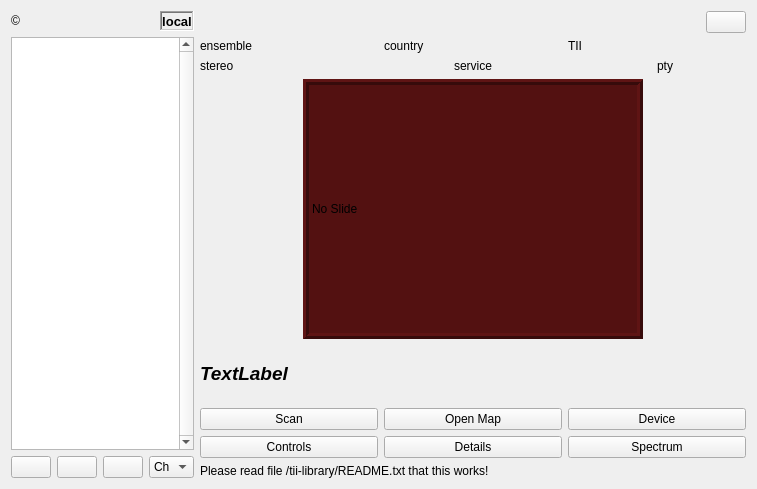
Old version of the form forms/dabradio.ui in the repository tomneda/DABstar.
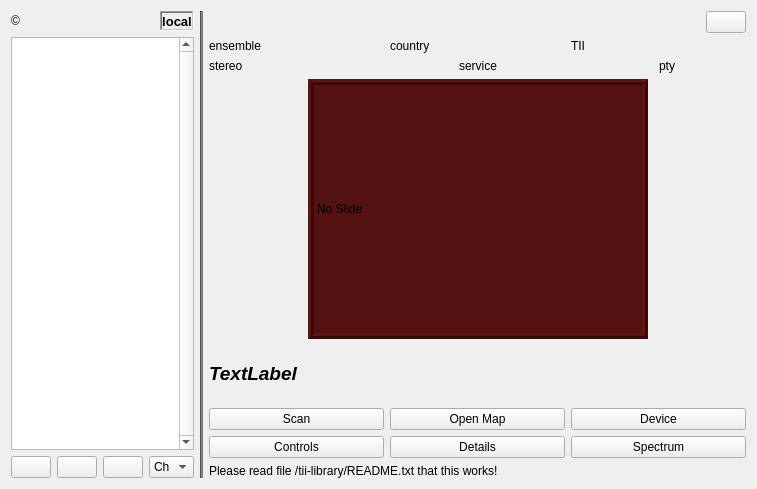
New version of the form. Icons and pictures are not drawn.

Commit message: Provide fix of station distance label

The edit to the form file:
```diff
--- a/forms/dabradio.ui
+++ b/forms/dabradio.ui
@@ -16,7 +16,7 @@
     <verstretch>0</verstretch>
    </sizepolicy>
   </property>
-  <layout class="QHBoxLayout" name="horizontalLayout_5" stretch="0,2">
+  <layout class="QHBoxLayout" name="horizontalLayout_5" stretch="0,0,2">
    <item>
     <layout class="QVBoxLayout" name="verticalLayout_4">
      <item>
@@ -170,6 +170,16 @@
      </item>
     </layout>
    </item>
+   <item>
+    <widget class="Line" name="line">
+     <property name="styleSheet">
+      <string notr="true">background-color: rgb(119, 118, 123);</string>
+     </property>
+     <property name="orientation">
+      <enum>Qt::Vertical</enum>
+     </property>
+    </widget>
+   </item>
    <item>
     <layout class="QVBoxLayout" name="verticalLayout">
      <item>
```
Left out of the diff: 2 changed lines with no effect on the pictures. The commit also changes 2 other files.
